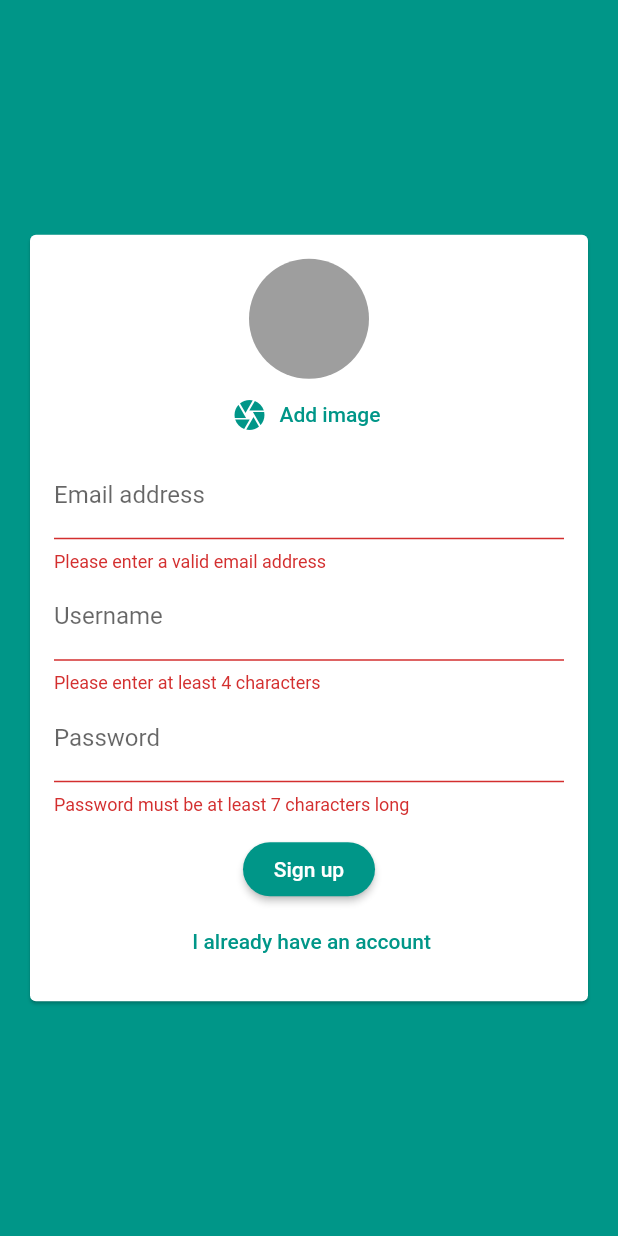
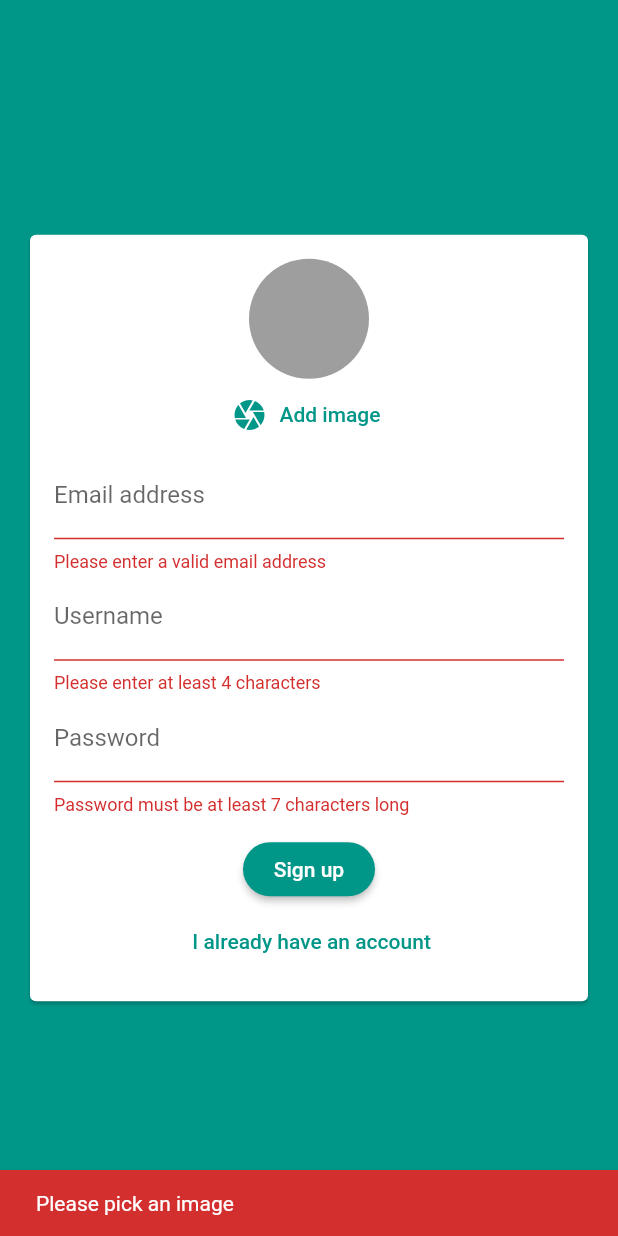
Before and after one commit to Muhammadsaid22/chat_app, a Flutter app: the screen it shows after launch, after a tap on "Login", after a tap on "Create new account", after a tap on "Sign up", on a phone screen of 412 x 824 dp. Run offline on Flutter 3.47's test engine with Material 2 defaults, Android fonts, the phone set to English and light mode, and no system bars; our stand-ins replace cloud_firestore, firebase_auth, firebase_core, image_picker; accounts and stored records are empty.

Commit message:
validating image

```diff
--- a/lib/widgets/auth/auth_form.dart
+++ b/lib/widgets/auth/auth_form.dart
@@ -1,3 +1,5 @@
+import 'dart:io';
+
 import 'package:chat_app/widgets/pickers/user_image_picker.dart';
 import 'package:flutter/material.dart';
 
@@ -17,11 +19,25 @@ class _AuthFormState extends State<AuthForm> {
   var _userEmail = "";
   var _userName = "";
   var _userPassword = "";
+  var _useImageFile;
 
+  void _pickedImage(File image) {
+    _useImageFile = image;
+  }
 
   void _trySubmit() {
     final isValid = _formKey.currentState!.validate();
     FocusScope.of(context).unfocus();
+
+    if(_useImageFile == null && !_isLogin) {
+      Scaffold.of(context).showSnackBar(
+        SnackBar(
+          content: Text("Please pick an image"),
+          backgroundColor: Theme.of(context).errorColor,
+        )
+      );
+      return;
+    }
 
     if(isValid) {
       _formKey.currentState!.save();
@@ -48,7 +64,7 @@ class _AuthFormState extends State<AuthForm> {
               child: Column(
                 mainAxisSize: MainAxisSize.min,
                 children: [
-                  if(!_isLogin) UserImagePicker(),
+                  if(!_isLogin) UserImagePicker(_pickedImage),
                   TextFormField(
                     key: ValueKey('email'),
                     keyboardType: TextInputType.emailAddress,
--- a/lib/widgets/pickers/user_image_picker.dart
+++ b/lib/widgets/pickers/user_image_picker.dart
@@ -4,7 +4,9 @@ import 'package:flutter/material.dart';
 import 'package:image_picker/image_picker.dart';
 
 class UserImagePicker extends StatefulWidget {
-  const UserImagePicker({Key? key}) : super(key: key);
+  final void Function(File pickedImage) imageFn;
+
+  UserImagePicker(this.imageFn);
 
   @override
   _UserImagePickerState createState() => _UserImagePickerState();
@@ -14,11 +16,12 @@ class _UserImagePickerState extends State<UserImagePicker> {
   File? _pickedImage;
   final ImagePicker _picker = ImagePicker();
 
-  void _pickImage() {
-    final pickedImageFile = _picker.pickImage(source: ImageSource.camera);
+  void _pickImage() async{
+    final pickedImageFile = await _picker.pickImage(source: ImageSource.camera);
     setState(() {
       _pickedImage = pickedImageFile as File;
     });
+    widget.imageFn(_pickedImage!);
   }
 
   @override
--- a/pubspec.yaml
+++ b/pubspec.yaml
@@ -37,6 +37,7 @@ dependencies:
   cloud_firestore: ^2.5.4
   firebase_core: ^1.10.0
   firebase_auth: ^3.2.0
+  firebase_storage: ^10.1.0
   image_picker: ^0.8.4+4
 
 dev_dependencies:
```
Also changed, not shown: pubspec.lock.
